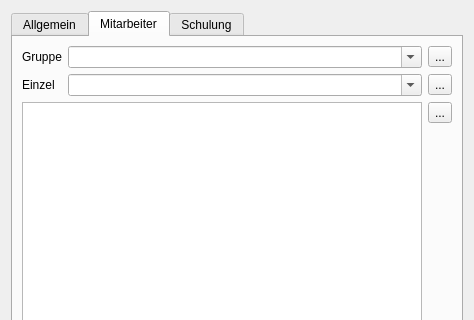
Before: the Qt Designer form ui/qmsigninglistdialog.ui in Christian-Kr/QualificationMatrix, drawn with Qt 5; both pictures show x 0 to 474 and y 0 to 320 of the 474 by 658 pixel window.
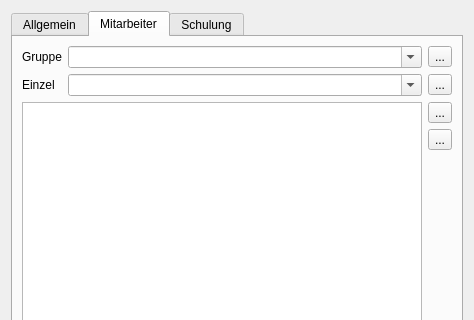
After: the same form once the commit is applied. The open tabs and pages were chosen to show the change. Icons and pictures are not drawn.

Commit message: Clear list button in signing list dialog

What changed in the file:
```diff
--- a/ui/qmsigninglistdialog.ui
+++ b/ui/qmsigninglistdialog.ui
@@ -222,6 +222,23 @@
              </property>
             </widget>
            </item>
+           <item>
+            <widget class="QToolButton" name="tbClear">
+             <property name="text">
+              <string>...</string>
+             </property>
+             <property name="icon">
+              <iconset resource="../icons.qrc">
+               <normaloff>:/icons/icons/edit-reset.svg</normaloff>:/icons/icons/edit-reset.svg</iconset>
+             </property>
+             <property name="iconSize">
+              <size>
+               <width>22</width>
+               <height>22</height>
+              </size>
+             </property>
+            </widget>
+           </item>
            <item>
             <spacer name="verticalSpacer_2">
              <property name="orientation">
```
Left out of the diff: 19 changed lines with no effect on the pictures. The commit also changes 2 other files.
